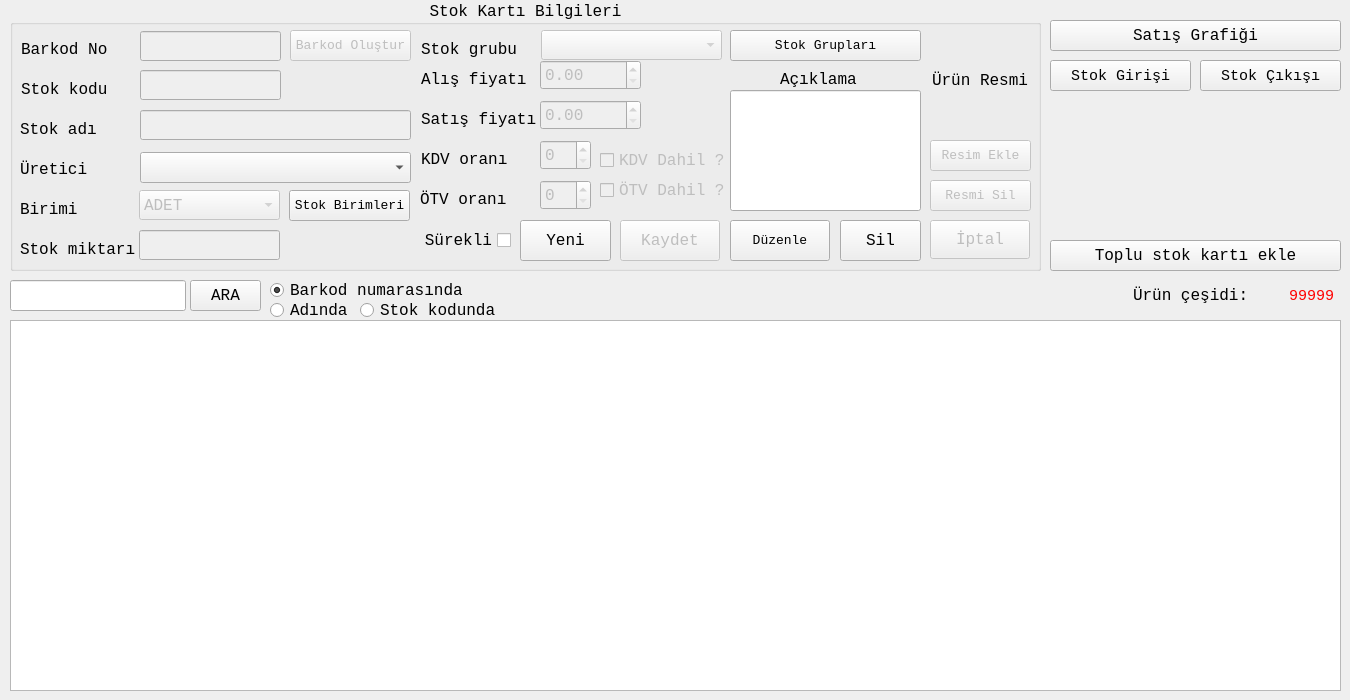
The window that stokfrom.ui (mamoo81/bhss) describes before a commit, drawn with Qt 5.
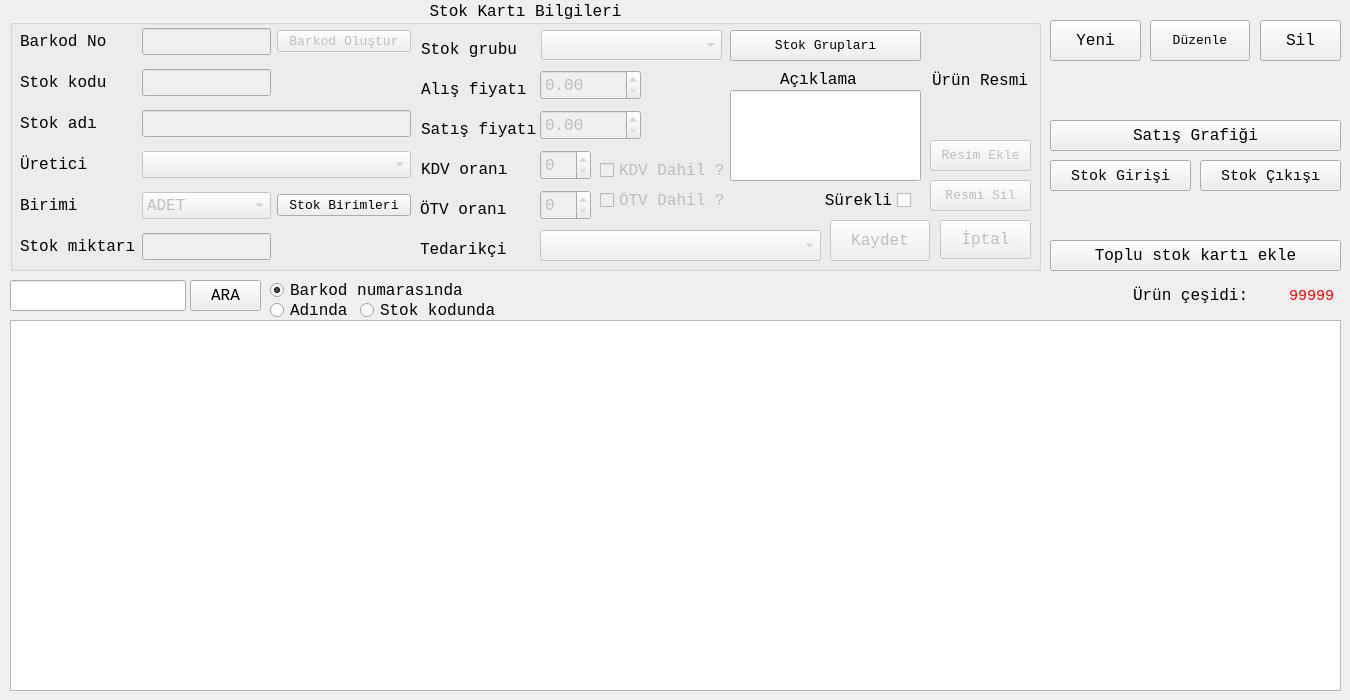
The same window after the commit. Icons and pictures are not drawn.

Commit message: stok kartlarına tedarikçi bilgisi eklendi

Diff of the .ui file:
```diff
--- a/stokfrom.ui
+++ b/stokfrom.ui
@@ -88,107 +88,11 @@
    <property name="alignment">
     <set>Qt::AlignCenter</set>
    </property>
-   <widget class="QToolButton" name="SilBtn">
-    <property name="geometry">
-     <rect>
-      <x>830</x>
-      <y>220</y>
-      <width>81</width>
-      <height>41</height>
-     </rect>
-    </property>
-    <property name="font">
-     <font>
-      <family>Monospace</family>
-      <pointsize>12</pointsize>
-     </font>
-    </property>
-    <property name="text">
-     <string>Sil</string>
-    </property>
-    <property name="icon">
-     <iconset resource="images.qrc">
-      <normaloff>:/images/ui/delete-document-100.png</normaloff>:/images/ui/delete-document-100.png</iconset>
-    </property>
-    <property name="iconSize">
-     <size>
-      <width>64</width>
-      <height>64</height>
-     </size>
-    </property>
-    <property name="toolButtonStyle">
-     <enum>Qt::ToolButtonTextBesideIcon</enum>
-    </property>
-   </widget>
-   <widget class="QToolButton" name="YeniBtn">
-    <property name="geometry">
-     <rect>
-      <x>510</x>
-      <y>220</y>
-      <width>91</width>
-      <height>41</height>
-     </rect>
-    </property>
-    <property name="font">
-     <font>
-      <family>Monospace</family>
-      <pointsize>12</pointsize>
-     </font>
-    </property>
-    <property name="text">
-     <string>Yeni</string>
-    </property>
-    <property name="icon">
-     <iconset resource="images.qrc">
-      <normaloff>:/images/ui/add-property-100.png</normaloff>:/images/ui/add-property-100.png</iconset>
-    </property>
-    <property name="iconSize">
-     <size>
-      <width>64</width>
-      <height>64</height>
-     </size>
-    </property>
-    <property name="toolButtonStyle">
-     <enum>Qt::ToolButtonTextBesideIcon</enum>
-    </property>
-   </widget>
-   <widget class="QToolButton" name="DuzenleBtn">
-    <property name="geometry">
-     <rect>
-      <x>720</x>
-      <y>220</y>
-      <width>100</width>
-      <height>41</height>
-     </rect>
-    </property>
-    <property name="font">
-     <font>
-      <family>Monospace</family>
-      <pointsize>10</pointsize>
-     </font>
-    </property>
-    <property name="text">
-     <string>Düzenle</string>
-    </property>
-    <property name="icon">
-     <iconset resource="images.qrc">
-      <normaloff>:/images/ui/edit-property-100.png</normaloff>:/images/ui/edit-property-100.png</iconset>
-    </property>
-    <property name="iconSize">
-     <size>
-      <width>64</width>
-      <height>64</height>
-     </size>
-    </property>
-    <property name="toolButtonStyle">
-     <enum>Qt::ToolButtonTextBesideIcon</enum>
-    </property>
-   </widget>
    <widget class="QLabel" name="label_12">
     <property name="geometry">
      <rect>
       <x>410</x>
-      <y>190</y>
+      <y>200</y>
       <width>87</width>
       <height>19</height>
      </rect>
@@ -204,7 +108,7 @@
     <property name="geometry">
      <rect>
       <x>530</x>
-      <y>180</y>
+      <y>190</y>
       <width>51</width>
       <height>30</height>
      </rect>
@@ -213,35 +117,6 @@
      <number>100</number>
     </property>
    </widget>
-   <widget class="QLineEdit" name="StokKoduLnEdit">
-    <property name="enabled">
-     <bool>false</bool>
-    </property>
-    <property name="geometry">
-     <rect>
-      <x>130</x>
-      <y>70</y>
-      <width>141</width>
-      <height>30</height>
-     </rect>
-    </property>
-    <property name="text">
-     <string/>
-    </property>
-   </widget>
-   <widget class="QLabel" name="label_13">
-    <property name="geometry">
-     <rect>
-      <x>11</x>
-      <y>80</y>
-      <width>111</width>
-      <height>19</height>
-     </rect>
-    </property>
-    <property name="text">
-     <string>Stok kodu</string>
-    </property>
-   </widget>
    <widget class="QCheckBox" name="KDVcheckbox">
     <property name="enabled">
      <bool>false</bool>
@@ -249,7 +124,7 @@
     <property name="geometry">
      <rect>
       <x>590</x>
-      <y>150</y>
+      <y>160</y>
       <width>131</width>
       <height>21</height>
      </rect>
@@ -265,7 +140,7 @@
     <property name="geometry">
      <rect>
       <x>590</x>
-      <y>180</y>
+      <y>190</y>
       <width>131</width>
       <height>21</height>
      </rect>
@@ -305,8 +180,8 @@
    <widget class="QCheckBox" name="SurekliYenicheckBox">
     <property name="geometry">
      <rect>
-      <x>410</x>
-      <y>230</y>
+      <x>810</x>
+      <y>190</y>
       <width>91</width>
       <height>21</height>
      </rect>
@@ -318,65 +193,6 @@
      <string>Sürekli</string>
     </property>
    </widget>
-   <widget class="QToolButton" name="StokBirimBtn">
-    <property name="geometry">
-     <rect>
-      <x>279</x>
-      <y>190</y>
-      <width>121</width>
-      <height>31</height>
-     </rect>
-    </property>
-    <property name="font">
-     <font>
-      <family>Monospace</family>
-      <pointsize>10</pointsize>
-     </font>
-    </property>
-    <property name="text">
-     <string>Stok Birimleri</string>
-    </property>
-    <property name="iconSize">
-     <size>
-      <width>64</width>
-      <height>64</height>
-     </size>
-    </property>
-    <property name="toolButtonStyle">
-     <enum>Qt::ToolButtonTextBesideIcon</enum>
-    </property>
-   </widget>
-   <widget class="QToolButton" name="BarkodOlusturBtn">
-    <property name="enabled">
-     <bool>false</bool>
-    </property>
-    <property name="geometry">
-     <rect>
-      <x>280</x>
-      <y>30</y>
-      <width>121</width>
-      <height>31</height>
-     </rect>
-    </property>
-    <property name="font">
-     <font>
-      <family>Monospace</family>
-      <pointsize>10</pointsize>
-     </font>
-    </property>
-    <property name="text">
-     <string>Barkod Oluştur</string>
-    </property>
-    <property name="iconSize">
-     <size>
-      <width>64</width>
-      <height>64</height>
-     </size>
-    </property>
-    <property name="toolButtonStyle">
-     <enum>Qt::ToolButtonTextBesideIcon</enum>
-    </property>
-   </widget>
    <widget class="QLabel" name="UrunResimlabel">
     <property name="enabled">
      <bool>false</bool>
@@ -470,194 +286,6 @@
      <enum>Qt::ToolButtonTextBesideIcon</enum>
     </property>
    </widget>
-   <widget class="QToolButton" name="IptalBtn">
-    <property name="enabled">
-     <bool>false</bool>
-    </property>
-    <property name="geometry">
-     <rect>
-      <x>920</x>
-      <y>220</y>
-      <width>100</width>
-      <height>39</height>
-     </rect>
-    </property>
-    <property name="font">
-     <font>
-      <family>Monospace</family>
-      <pointsize>12</pointsize>
-     </font>
-    </property>
-    <property name="autoFillBackground">
-     <bool>true</bool>
-    </property>
-    <property name="text">
-     <string>İptal</string>
-    </property>
-    <property name="icon">
-     <iconset resource="images.qrc">
-      <normaloff>:/images/ui/remove.png</normaloff>:/images/ui/remove.png</iconset>
-    </property>
-    <property name="iconSize">
-     <size>
-      <width>32</width>
-      <height>32</height>
-     </size>
-    </property>
-    <property name="toolButtonStyle">
-     <enum>Qt::ToolButtonTextBesideIcon</enum>
-    </property>
-   </widget>
-   <widget class="QToolButton" name="KaydetBtn">
-    <property name="enabled">
-     <bool>false</bool>
-    </property>
-    <property name="geometry">
-     <rect>
-      <x>610</x>
-      <y>220</y>
-      <width>100</width>
-      <height>41</height>
-     </rect>
-    </property>
-    <property name="font">
-     <font>
-      <family>Monospace</family>
-      <pointsize>12</pointsize>
-     </font>
-    </property>
-    <property name="autoFillBackground">
-     <bool>true</bool>
-    </property>
-    <property name="text">
-     <string>Kaydet</string>
-    </property>
-    <property name="icon">
-     <iconset resource="images.qrc">
-      <normaloff>:/images/ui/check.png</normaloff>:/images/ui/check.png</iconset>
-    </property>
-    <property name="iconSize">
-     <size>
-      <width>32</width>
-      <height>32</height>
-     </size>
-    </property>
-    <property name="toolButtonStyle">
-     <enum>Qt::ToolButtonTextBesideIcon</enum>
-    </property>
-   </widget>
-   <widget class="QLabel" name="label_3">
-    <property name="geometry">
-     <rect>
-      <x>11</x>
-      <y>40</y>
-      <width>87</width>
-      <height>19</height>
-     </rect>
-    </property>
-    <property name="text">
-     <string>Barkod No</string>
-    </property>
-   </widget>
-   <widget class="QLineEdit" name="BarkodLnEdit">
-    <property name="enabled">
-     <bool>false</bool>
-    </property>
-    <property name="geometry">
-     <rect>
-      <x>130</x>
-      <y>31</y>
-      <width>141</width>
-      <height>30</height>
-     </rect>
-    </property>
-    <property name="text">
-     <string/>
-    </property>
-   </widget>
-   <widget class="QLineEdit" name="StokAdiLnEdit">
-    <property name="enabled">
-     <bool>false</bool>
-    </property>
-    <property name="geometry">
-     <rect>
-      <x>130</x>
-      <y>110</y>
-      <width>271</width>
-      <height>30</height>
-     </rect>
-    </property>
-    <property name="text">
-     <string/>
-    </property>
-   </widget>
-   <widget class="QLabel" name="label_5">
-    <property name="geometry">
-     <rect>
-      <x>10</x>
-      <y>200</y>
-      <width>58</width>
-      <height>19</height>
-     </rect>
-    </property>
-    <property name="text">
-     <string>Birimi</string>
-    </property>
-   </widget>
-   <widget class="QComboBox" name="BirimiComboBox">
-    <property name="enabled">
-     <bool>false</bool>
-    </property>
-    <property name="geometry">
-     <rect>
-      <x>129</x>
-      <y>190</y>
-      <width>141</width>
-      <height>30</height>
-     </rect>
-    </property>
-    <item>
-     <property name="text">
-      <string>ADET</string>
-     </property>
-    </item>
-    <item>
-     <property name="text">
-      <string>KİLOGRAM</string>
-     </property>
-    </item>
-    <item>
-     <property name="text">
-      <string>KOLİ</string>
-     </property>
-    </item>
-   </widget>
-   <widget class="QLabel" name="label_6">
-    <property name="geometry">
-     <rect>
-      <x>10</x>
-      <y>240</y>
-      <width>116</width>
-      <height>19</height>
-     </rect>
-    </property>
-    <property name="text">
-     <string>Stok miktarı</string>
-    </property>
-   </widget>
-   <widget class="QLineEdit" name="MiktarLnEdit">
-    <property name="enabled">
-     <bool>false</bool>
-    </property>
-    <property name="geometry">
-     <rect>
-      <x>129</x>
-      <y>230</y>
-      <width>141</width>
-      <height>30</height>
-     </rect>
-    </property>
-   </widget>
    <widget class="QLabel" name="label_7">
     <property name="geometry">
      <rect>
@@ -688,7 +316,7 @@
     <property name="geometry">
      <rect>
       <x>411</x>
-      <y>70</y>
+      <y>80</y>
       <width>106</width>
       <height>19</height>
      </rect>
@@ -704,7 +332,7 @@
     <property name="geometry">
      <rect>
       <x>530</x>
-      <y>60</y>
+      <y>70</y>
       <width>101</width>
       <height>30</height>
      </rect>
@@ -720,7 +348,7 @@
     <property name="geometry">
      <rect>
       <x>411</x>
-      <y>110</y>
+      <y>120</y>
       <width>116</width>
       <height>19</height>
      </rect>
@@ -733,7 +361,7 @@
     <property name="geometry">
      <rect>
       <x>411</x>
-      <y>150</y>
+      <y>160</y>
       <width>87</width>
       <height>19</height>
      </rect>
@@ -761,7 +389,7 @@
       <x>720</x>
       <y>90</y>
       <width>191</width>
-      <height>121</height>
+      <height>91</height>
      </rect>
     </property>
     <property name="clearButtonEnabled">
@@ -775,7 +403,7 @@
     <property name="geometry">
      <rect>
       <x>530</x>
-      <y>140</y>
+      <y>150</y>
       <width>51</width>
       <height>30</height>
      </rect>
@@ -791,7 +419,7 @@
     <property name="geometry">
      <rect>
       <x>530</x>
-      <y>100</y>
+      <y>110</y>
       <width>101</width>
       <height>30</height>
      </rect>
@@ -803,42 +431,281 @@
      <double>0.000000000000000</double>
     </property>
    </widget>
-   <widget class="QLabel" name="label_4">
+   <widget class="QLabel" name="label_15">
     <property name="geometry">
      <rect>
-      <x>10</x>
-      <y>120</y>
-      <width>77</width>
+      <x>410</x>
+      <y>240</y>
+      <width>91</width>
       <height>19</height>
      </rect>
     </property>
-    <property name="text">
-     <string>Stok adı</string>
+    <property name="font">
+     <font>
+      <family>Monospace</family>
+      <pointsize>12</pointsize>
+     </font>
     </property>
-   </widget>
-   <widget class="QLabel" name="label_14">
-    <property name="geometry">
-     <rect>
-      <x>10</x>
-      <y>160</y>
-      <width>77</width>
-      <height>19</height>
-     </rect>
-    </property>
     <property name="text">
-     <string>Üretici</string>
+     <string>Tedarikçi</string>
     </property>
    </widget>
-   <widget class="QComboBox" name="comboBox">
+   <widget class="QComboBox" name="tedarikcicomboBox">
+    <property name="enabled">
+     <bool>false</bool>
+    </property>
     <property name="geometry">
      <rect>
-      <x>130</x>
-      <y>152</y>
-      <width>271</width>
+      <x>530</x>
+      <y>230</y>
+      <width>281</width>
       <height>31</height>
      </rect>
     </property>
    </widget>
+   <widget class="QToolButton" name="KaydetBtn">
+    <property name="enabled">
+     <bool>false</bool>
+    </property>
+    <property name="geometry">
+     <rect>
+      <x>820</x>
+      <y>220</y>
+      <width>100</width>
+      <height>41</height>
+     </rect>
+    </property>
+    <property name="font">
+     <font>
+      <family>Monospace</family>
+      <pointsize>12</pointsize>
+     </font>
+    </property>
+    <property name="autoFillBackground">
+     <bool>true</bool>
+    </property>
+    <property name="text">
+     <string>Kaydet</string>
+    </property>
+    <property name="icon">
+     <iconset resource="images.qrc">
+      <normaloff>:/images/ui/check.png</normaloff>:/images/ui/check.png</iconset>
+    </property>
+    <property name="iconSize">
+     <size>
+      <width>32</width>
+      <height>32</height>
+     </size>
+    </property>
+    <property name="toolButtonStyle">
+     <enum>Qt::ToolButtonTextBesideIcon</enum>
+    </property>
+   </widget>
+   <widget class="QToolButton" name="IptalBtn">
+    <property name="enabled">
+     <bool>false</bool>
+    </property>
+    <property name="geometry">
+     <rect>
+      <x>930</x>
+      <y>220</y>
+      <width>91</width>
+      <height>39</height>
+     </rect>
+    </property>
+    <property name="font">
+     <font>
+      <family>Monospace</family>
+      <pointsize>12</pointsize>
+     </font>
+    </property>
+    <property name="autoFillBackground">
+     <bool>true</bool>
+    </property>
+    <property name="text">
+     <string>İptal</string>
+    </property>
+    <property name="icon">
+     <iconset resource="images.qrc">
+      <normaloff>:/images/ui/remove.png</normaloff>:/images/ui/remove.png</iconset>
+    </property>
+    <property name="iconSize">
+     <size>
+      <width>32</width>
+      <height>32</height>
+     </size>
+    </property>
+    <property name="toolButtonStyle">
+     <enum>Qt::ToolButtonTextBesideIcon</enum>
+    </property>
+   </widget>
+   <widget class="QWidget" name="">
+    <property name="geometry">
+     <rect>
+      <x>10</x>
+      <y>20</y>
+      <width>391</width>
+      <height>251</height>
+     </rect>
+    </property>
+    <layout class="QGridLayout" name="gridLayout">
+     <item row="0" column="0">
+      <widget class="QLabel" name="label_3">
+       <property name="text">
+        <string>Barkod No</string>
+       </property>
+      </widget>
+     </item>
+     <item row="0" column="1">
+      <widget class="QLineEdit" name="BarkodLnEdit">
+       <property name="enabled">
+        <bool>false</bool>
+       </property>
+       <property name="text">
+        <string/>
+       </property>
+      </widget>
+     </item>
+     <item row="0" column="2">
+      <widget class="QToolButton" name="BarkodOlusturBtn">
+       <property name="enabled">
+        <bool>false</bool>
+       </property>
+       <property name="font">
+        <font>
+         <family>Monospace</family>
+         <pointsize>10</pointsize>
+        </font>
+       </property>
+       <property name="text">
+        <string>Barkod Oluştur</string>
+       </property>
+       <property name="iconSize">
+        <size>
+         <width>64</width>
+         <height>64</height>
+        </size>
+       </property>
+       <property name="toolButtonStyle">
+        <enum>Qt::ToolButtonTextBesideIcon</enum>
+       </property>
+      </widget>
+     </item>
+     <item row="1" column="0">
+      <widget class="QLabel" name="label_13">
+       <property name="text">
+        <string>Stok kodu</string>
+       </property>
+      </widget>
+     </item>
+     <item row="1" column="1">
+      <widget class="QLineEdit" name="StokKoduLnEdit">
+       <property name="enabled">
+        <bool>false</bool>
+       </property>
+       <property name="text">
+        <string/>
+       </property>
+      </widget>
+     </item>
+     <item row="2" column="0">
+      <widget class="QLabel" name="label_4">
+       <property name="text">
+        <string>Stok adı</string>
+       </property>
+      </widget>
+     </item>
+     <item row="2" column="1" colspan="2">
+      <widget class="QLineEdit" name="StokAdiLnEdit">
+       <property name="enabled">
+        <bool>false</bool>
+       </property>
+       <property name="text">
+        <string/>
+       </property>
+      </widget>
+     </item>
+     <item row="3" column="0">
+      <widget class="QLabel" name="label_14">
+       <property name="text">
+        <string>Üretici</string>
+       </property>
+      </widget>
+     </item>
+     <item row="3" column="1" colspan="2">
+      <widget class="QComboBox" name="ureticicomboBox">
+       <property name="enabled">
+        <bool>false</bool>
+       </property>
+      </widget>
+     </item>
+     <item row="4" column="0">
+      <widget class="QLabel" name="label_5">
+       <property name="text">
+        <string>Birimi</string>
+       </property>
+      </widget>
+     </item>
+     <item row="4" column="1">
+      <widget class="QComboBox" name="BirimiComboBox">
+       <property name="enabled">
+        <bool>false</bool>
+       </property>
+       <item>
+        <property name="text">
+         <string>ADET</string>
+        </property>
+       </item>
+       <item>
+        <property name="text">
+         <string>KİLOGRAM</string>
+        </property>
+       </item>
+       <item>
+        <property name="text">
+         <string>KOLİ</string>
+        </property>
+       </item>
+      </widget>
+     </item>
+     <item row="4" column="2">
+      <widget class="QToolButton" name="StokBirimBtn">
+       <property name="font">
+        <font>
+         <family>Monospace</family>
+         <pointsize>10</pointsize>
+        </font>
+       </property>
+       <property name="text">
+        <string>Stok Birimleri</string>
+       </property>
+       <property name="iconSize">
+        <size>
+         <width>64</width>
+         <height>64</height>
+        </size>
+       </property>
+       <property name="toolButtonStyle">
+        <enum>Qt::ToolButtonTextBesideIcon</enum>
+       </property>
+      </widget>
+     </item>
+     <item row="5" column="0">
+      <widget class="QLabel" name="label_6">
+       <property name="text">
+        <string>Stok miktarı</string>
+       </property>
+      </widget>
+     </item>
+     <item row="5" column="1">
+      <widget class="QLineEdit" name="MiktarLnEdit">
+       <property name="enabled">
+        <bool>false</bool>
+       </property>
+      </widget>
+     </item>
+    </layout>
+   </widget>
   </widget>
   <widget class="QRadioButton" name="barkodRadioButton">
    <property name="geometry">
@@ -912,7 +779,7 @@
    <property name="geometry">
     <rect>
      <x>1050</x>
-     <y>20</y>
+     <y>120</y>
      <width>291</width>
      <height>31</height>
     </rect>
@@ -947,7 +814,7 @@
    <property name="geometry">
     <rect>
      <x>1050</x>
-     <y>60</y>
+     <y>160</y>
      <width>141</width>
      <height>31</height>
     </rect>
@@ -979,7 +846,7 @@
    <property name="geometry">
     <rect>
      <x>1200</x>
-     <y>60</y>
+     <y>160</y>
      <width>141</width>
      <height>31</height>
     </rect>
@@ -1076,6 +943,102 @@
     </item>
    </layout>
   </widget>
+  <widget class="QToolButton" name="YeniBtn">
+   <property name="geometry">
+    <rect>
+     <x>1050</x>
+     <y>20</y>
+     <width>91</width>
+     <height>41</height>
+    </rect>
+   </property>
+   <property name="font">
+    <font>
+     <family>Monospace</family>
+     <pointsize>12</pointsize>
+    </font>
+   </property>
+   <property name="text">
+    <string>Yeni</string>
+   </property>
+   <property name="icon">
+    <iconset resource="images.qrc">
+     <normaloff>:/images/ui/add-property-100.png</normaloff>:/images/ui/add-property-100.png</iconset>
+   </property>
+   <property name="iconSize">
+    <size>
+     <width>64</width>
+     <height>64</height>
+    </size>
+   </property>
+   <property name="toolButtonStyle">
+    <enum>Qt::ToolButtonTextBesideIcon</enum>
+   </property>
+  </widget>
+  <widget class="QToolButton" name="DuzenleBtn">
+   <property name="geometry">
+    <rect>
+     <x>1150</x>
+     <y>20</y>
+     <width>100</width>
+     <height>41</height>
+    </rect>
+   </property>
+   <property name="font">
+    <font>
+     <family>Monospace</family>
+     <pointsize>10</pointsize>
+    </font>
+   </property>
+   <property name="text">
+    <string>Düzenle</string>
+   </property>
+   <property name="icon">
+    <iconset resource="images.qrc">
+     <normaloff>:/images/ui/edit-property-100.png</normaloff>:/images/ui/edit-property-100.png</iconset>
+   </property>
+   <property name="iconSize">
+    <size>
+     <width>64</width>
+     <height>64</height>
+    </size>
+   </property>
+   <property name="toolButtonStyle">
+    <enum>Qt::ToolButtonTextBesideIcon</enum>
+   </property>
+  </widget>
+  <widget class="QToolButton" name="SilBtn">
+   <property name="geometry">
+    <rect>
+     <x>1260</x>
+     <y>20</y>
+     <width>81</width>
+     <height>41</height>
+    </rect>
+   </property>
+   <property name="font">
+    <font>
+     <family>Monospace</family>
+     <pointsize>12</pointsize>
+    </font>
+   </property>
+   <property name="text">
+    <string>Sil</string>
+   </property>
+   <property name="icon">
+    <iconset resource="images.qrc">
+     <normaloff>:/images/ui/delete-document-100.png</normaloff>:/images/ui/delete-document-100.png</iconset>
+   </property>
+   <property name="iconSize">
+    <size>
+     <width>64</width>
+     <height>64</height>
+    </size>
+   </property>
+   <property name="toolButtonStyle">
+    <enum>Qt::ToolButtonTextBesideIcon</enum>
+   </property>
+  </widget>
  </widget>
  <tabstops>
   <tabstop>AraLineEdit</tabstop>
```
The commit also changes 5 other files.
